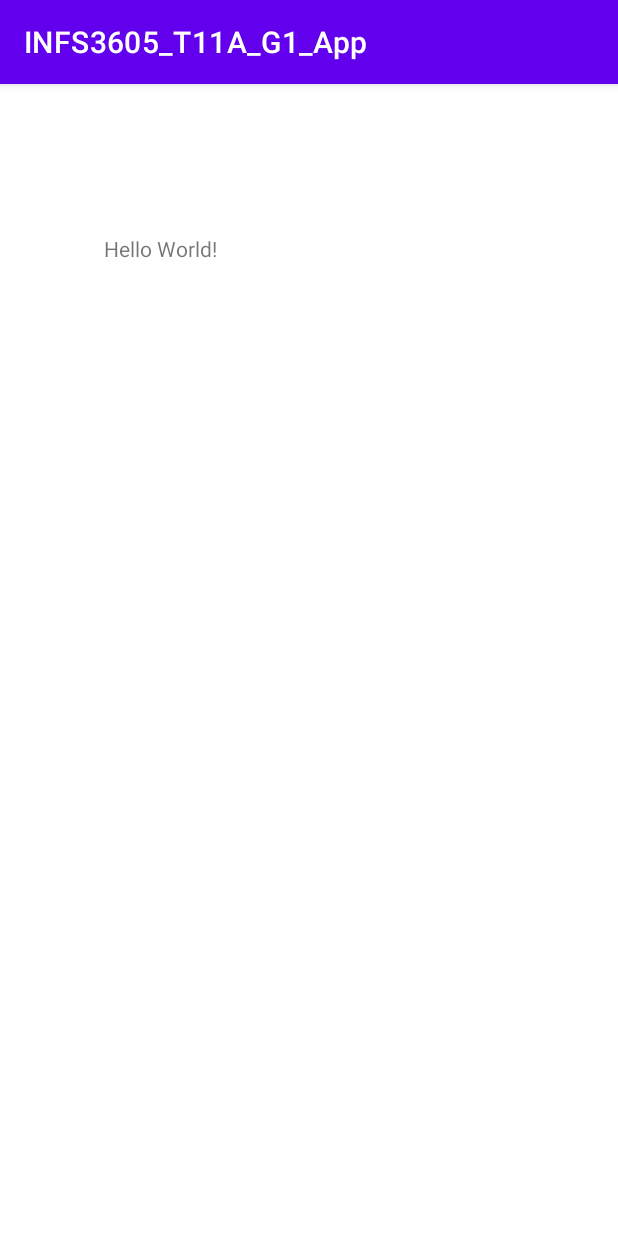
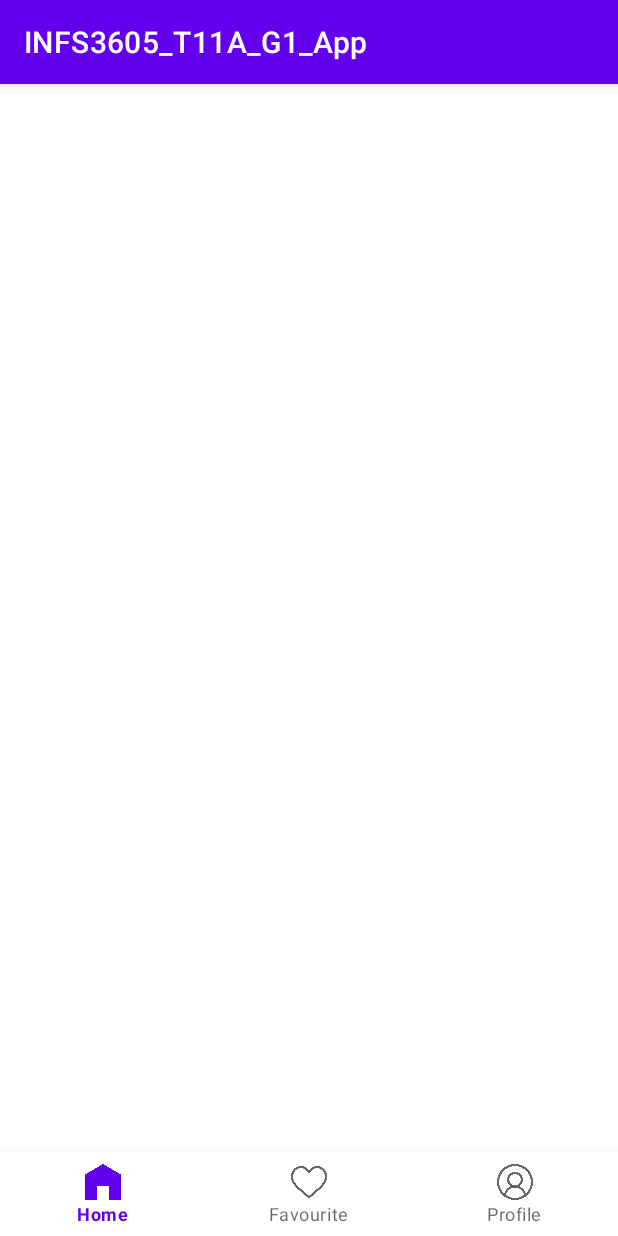
Before and after one commit to fionawahidin/INFS3605_T11A_G1_App, an Android app: the MainActivity screen opened directly, with no data from a screen before it, on a phone screen of 412 x 824 dp. Run offline under Robolectric (Android 15) with nearby library versions, the phone set to English and light mode, and no system bars.

Commit message:
Created navigation bar

```diff
--- a/app/src/main/res/layout/activity_main.xml
+++ b/app/src/main/res/layout/activity_main.xml
@@ -6,15 +6,26 @@
     android:layout_height="match_parent"
     tools:context=".MainActivity">
 
-    <TextView
-        android:layout_width="wrap_content"
+    <FrameLayout
+        android:layout_width="0dp"
+        android:layout_height="0dp"
+        app:layout_constraintBottom_toTopOf="@+id/bottomNavigationView2"
+        app:layout_constraintEnd_toEndOf="parent"
+        app:layout_constraintStart_toStartOf="parent">
+        app:layout_constraintTop_toTopOf="parent">
+
+    </FrameLayout>
+
+    <com.google.android.material.bottomnavigation.BottomNavigationView
+        android:id="@+id/bottomNavigationView2"
+        android:layout_width="0dp"
         android:layout_height="wrap_content"
-        android:text="Hello World!"
         app:layout_constraintBottom_toBottomOf="parent"
-        app:layout_constraintHorizontal_bias="0.206"
-        app:layout_constraintLeft_toLeftOf="parent"
-        app:layout_constraintRight_toRightOf="parent"
+        app:layout_constraintEnd_toEndOf="parent"
+        app:layout_constraintHorizontal_bias="0.0"
+        app:layout_constraintStart_toStartOf="parent"
         app:layout_constraintTop_toTopOf="parent"
-        app:layout_constraintVertical_bias="0.134" />
+        app:layout_constraintVertical_bias="1.0"
+        app:menu="@menu/menu_main" />
 
 </androidx.constraintlayout.widget.ConstraintLayout>
--- a/app/src/main/res/menu/menu_main.xml
+++ b/app/src/main/res/menu/menu_main.xml
@@ -1,4 +1,13 @@
 <?xml version="1.0" encoding="utf-8"?>
 <menu xmlns:android="http://schemas.android.com/apk/res/android">
 
+    <item android:title="Home"
+    android:icon = "@drawable/house_icon"
+    android:id="@+id/home"/>
+    <item android:title="Favourite"
+    android:icon = "@drawable/favourite_icon"
+    android:id="@+id/favourite"/>
+    <item android:title="Profile"
+    android:icon = "@drawable/profile_icon"
+    android:id="@+id/profile"/>
 </menu>
```
Also changed, not shown: app/src/main/res/drawable/ic_baseline_home_24.xml (added, +10 -0 lines), app/src/main/res/drawable/ic_baseline_person_24.xml (added, +10 -0 lines), app/src/main/res/drawable/favourite_icon.png (added), app/src/main/res/drawable/house_icon.png (added), app/src/main/res/drawable/profile_icon.png (added).
